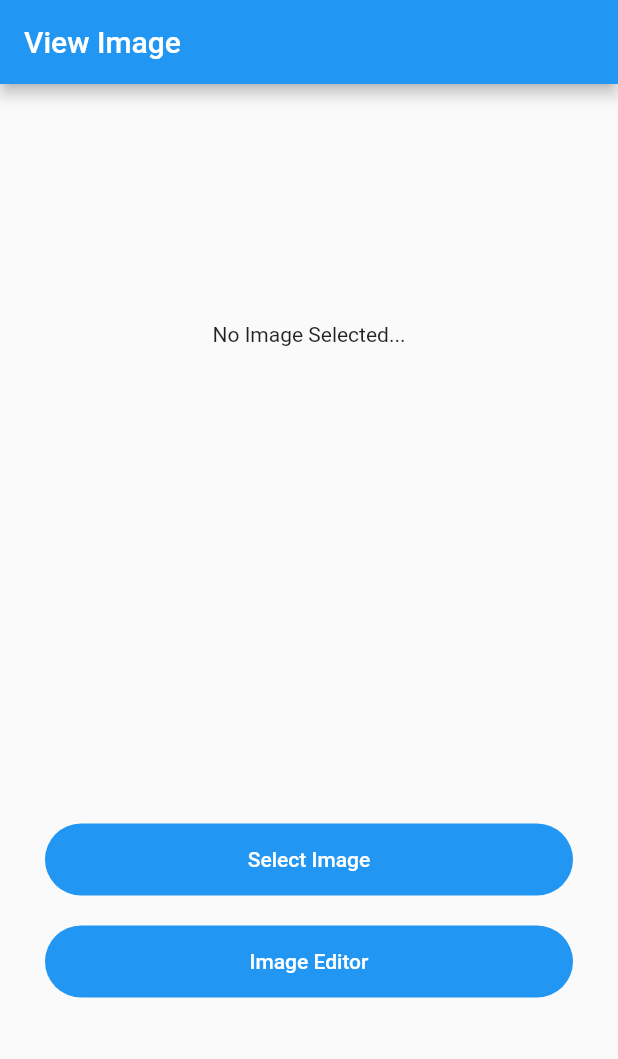
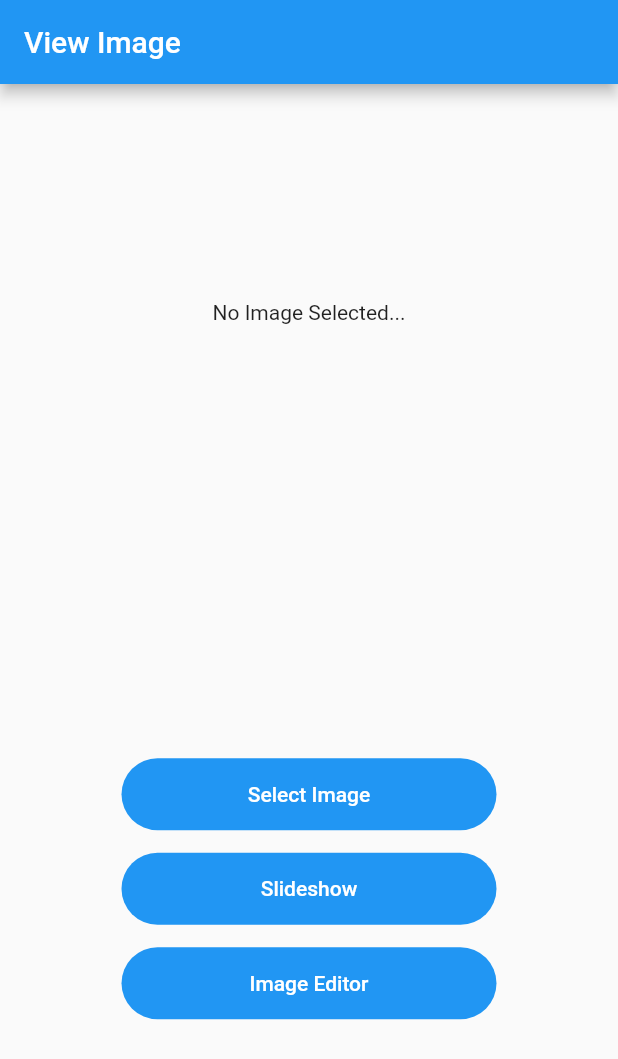
Before and after one commit to ibrahim-cse/smart_camera, a Flutter app: the MyCamera screen opened directly, on a phone screen of 412 x 824 dp. Shown: the top 1059 px of the screen. Run offline on Flutter 3.47's test engine with Material 2 defaults, Android fonts, the phone set to English and light mode, and no system bars; our stand-ins replace carousel_slider, fluttertoast, font_awesome_flutter, image_picker, open_file, sqflite; missing offline and left inert: image_painter; accounts and stored records are empty.

Commit message:
Added slideshow feature. Edited button style.

```diff
--- a/lib/screens/camera_form.dart
+++ b/lib/screens/camera_form.dart
@@ -2,6 +2,7 @@ import 'dart:io';
 import 'package:image_picker/image_picker.dart';
 import 'package:flutter/material.dart';
 import 'package:login_with_signup/screens/editor.dart';
+import 'package:login_with_signup/screens/slideshow.dart';
 
 class MyCamera extends StatefulWidget {
   @override
@@ -83,7 +84,7 @@ class _MyCameraState extends State<MyCamera> {
               children: [
                 Container(
                   margin: const EdgeInsets.symmetric(horizontal: 30.0),
-                  width: double.infinity,
+                  width: 250.0,
                   child: FlatButton(
                     child: const Text(
                       'Select Image',
@@ -99,11 +100,34 @@ class _MyCameraState extends State<MyCamera> {
                   ),
                 ),
                 SizedBox(
-                  height: 20.0,
+                  height: 15.0,
+                ),
+                Container(
+                  margin: EdgeInsets.symmetric(horizontal: 30.0),
+                  width: 250.0,
+                  child: FlatButton(
+                    onPressed: () {
+                      Navigator.push(
+                        context,
+                        MaterialPageRoute(builder: (context) => Slideshow()),
+                      );
+                    },
+                    child: Text(
+                      'Slideshow',
+                      style: TextStyle(color: Colors.white),
+                    ),
+                  ),
+                  decoration: BoxDecoration(
+                    color: Colors.blue,
+                    borderRadius: BorderRadius.circular(30.0),
+                  ),
+                ),
+                SizedBox(
+                  height: 15.0,
                 ),
                 Container(
                   margin: const EdgeInsets.symmetric(horizontal: 30.0),
-                  width: double.infinity,
+                  width: 250.0,
                   child: FlatButton(
                     child: const Text(
                       'Image Editor',
--- a/pubspec.yaml
+++ b/pubspec.yaml
@@ -41,6 +41,8 @@ dependencies:
   image_painter: ^0.4.0
   open_file: ^3.2.1
   flutter_spinkit: ^5.1.0
+  carousel_slider: ^4.0.0
+  font_awesome_flutter: ^9.2.0
 
 
 
```
Also changed, not shown: lib/screens/slideshow.dart (added, +154 -0 lines), pubspec.lock.
